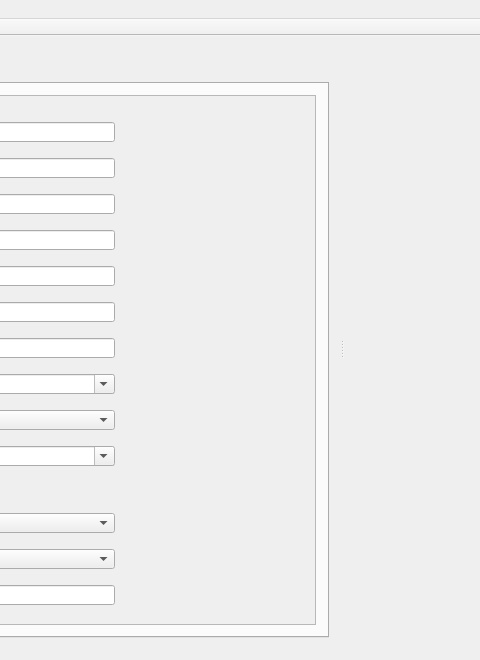
The window that comictaggerlib/ui/taggerwindow.ui (comictagger/comictagger) describes before a commit, drawn with Qt 5; both pictures show x 616 to 1096 and y 0 to 660 of the 1096 by 660 pixel window.
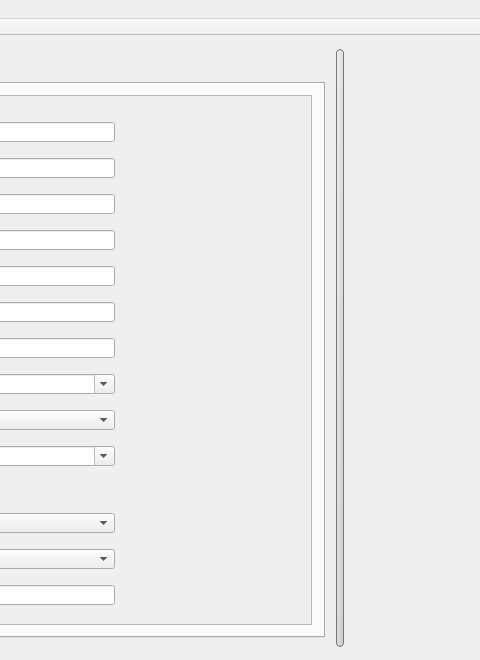
The same window after the commit. Custom widgets are drawn as their Qt base class.

Commit message: Make the splitter visible

Diff of the .ui file:
```diff
--- a/comictaggerlib/ui/taggerwindow.ui
+++ b/comictaggerlib/ui/taggerwindow.ui
@@ -41,12 +41,23 @@
       <property name="enabled">
        <bool>true</bool>
       </property>
-      <property name="acceptDrops">
-       <bool>true</bool>
+      <property name="styleSheet">
+       <string notr="true">QSplitter::handle:horizontal {
+background: qlineargradient(x1:0, y1:0, x2:1, y2:1, stop:0 #eee, stop:1 #ccc);
+border: 1px solid #777;
+width: 13px;
+margin-top: 2px;
+margin-bottom: 2px;
+border-radius: 4px;
+}
+</string>
       </property>
       <property name="orientation">
        <enum>Qt::Horizontal</enum>
       </property>
+      <property name="handleWidth">
+       <number>8</number>
+      </property>
       <widget class="QWidget" name="layoutWidget">
        <layout class="QHBoxLayout" name="horizontalLayout_2">
         <item>
```
The commit also changes 1 other file.
